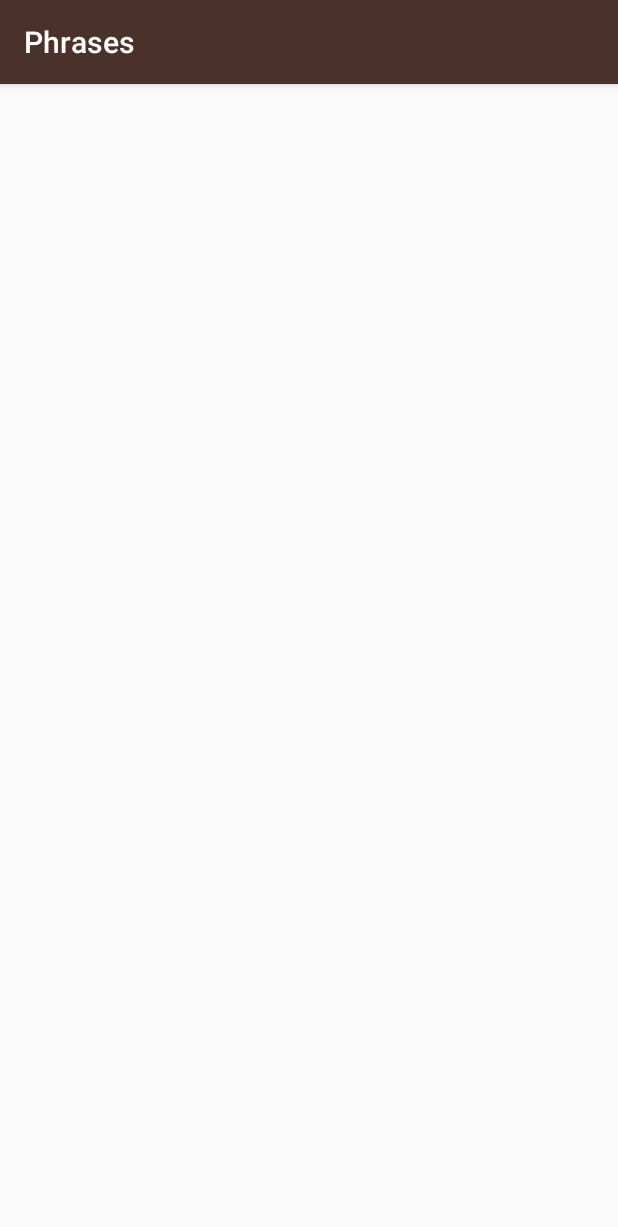
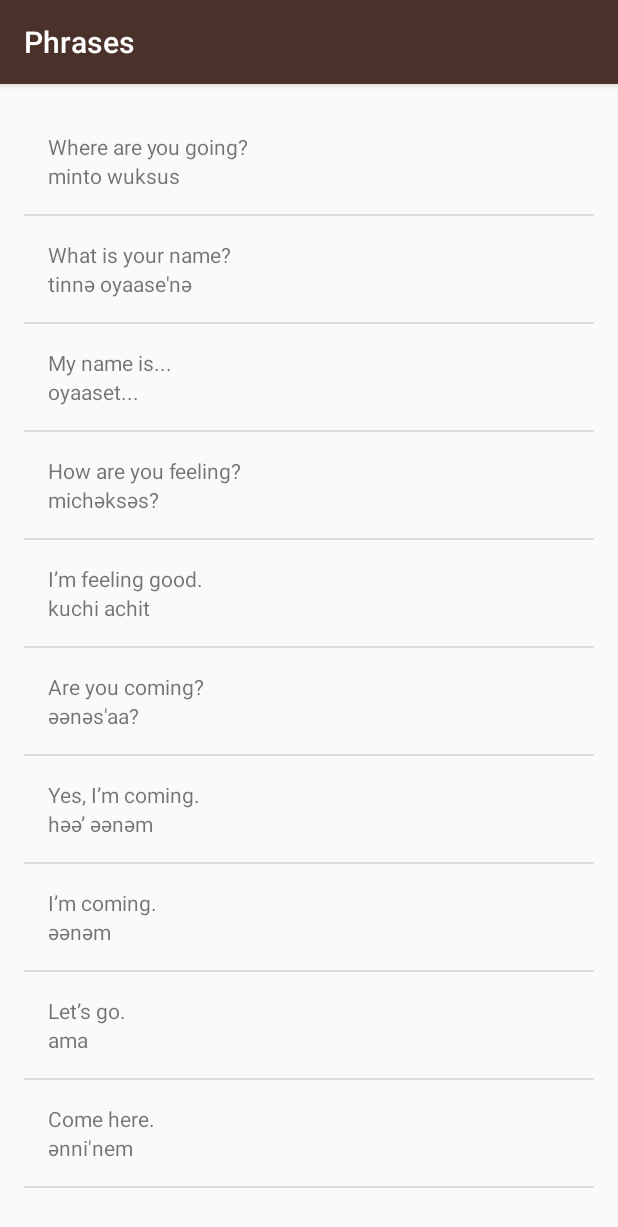
Before and after one commit to AlanFlores58/miwok, an Android app: the PhrasesActivity screen opened directly, with no data from a screen before it, on a phone screen of 412 x 824 dp. Shown: the top 1227 px of the screen. Run offline under Robolectric (Android 15) with nearby library versions, the phone set to English and light mode, and no system bars.

Commit message:
first commit

```diff
--- a/app/src/main/java/com/example/android/miwok/PhrasesActivity.java
+++ b/app/src/main/java/com/example/android/miwok/PhrasesActivity.java
@@ -2,12 +2,32 @@ package com.example.android.miwok;
 
 import android.support.v7.app.AppCompatActivity;
 import android.os.Bundle;
+import android.widget.ListView;
+
+import com.example.android.miwok.adapter.WordAdapter;
+import com.example.android.miwok.model.Word;
+
+import java.util.ArrayList;
 
 public class PhrasesActivity extends AppCompatActivity {
 
     @Override
     protected void onCreate(Bundle savedInstanceState) {
         super.onCreate(savedInstanceState);
-        setContentView(R.layout.activity_phrases);
+        setContentView(R.layout.word_list);
+        ArrayList<Word> word = new ArrayList<Word>();
+        word.add(new Word("Where are you going?","minto wuksus"));
+        word.add(new Word("What is your name?","tinnә oyaase'nә"));
+        word.add(new Word("My name is...","oyaaset..."));
+        word.add(new Word("How are you feeling?","michәksәs?"));
+        word.add(new Word("I’m feeling good.","kuchi achit"));
+        word.add(new Word("Are you coming?","әәnәs'aa?"));
+        word.add(new Word("Yes, I’m coming.","hәә’ әәnәm"));
+        word.add(new Word("I’m coming.","әәnәm"));
+        word.add(new Word("Let’s go.","ama"));
+        word.add(new Word("Come here.","әnni'nem"));
+        WordAdapter itemsAdapter = new WordAdapter(this,word);
+        ListView listView = (ListView) findViewById(R.id.list);
+        listView.setAdapter(itemsAdapter);
     }
 }
--- /dev/null
+++ b/app/src/main/java/com/example/android/miwok/adapter/WordAdapter.java
@@ -0,0 +1,44 @@
+package com.example.android.miwok.adapter;
+
+import android.app.Activity;
+import android.view.LayoutInflater;
+import android.view.View;
+import android.view.ViewGroup;
+import android.widget.ArrayAdapter;
+import android.widget.TextView;
+
+import com.example.android.miwok.R;
+import com.example.android.miwok.model.Word;
+
+import java.util.ArrayList;
+
+/**
+ * Created by alan_flores on 30/08/16.
+ */
+public class WordAdapter extends ArrayAdapter<Word> {
+
+    private static final String LOG_TAG = WordAdapter.class.getSimpleName();
+
+    public WordAdapter(Activity context, ArrayList<Word> words){
+        super(context,0,words);
+    }
+    @Override
+    public View getView(int position, View convertView, ViewGroup parent) {
+
+        View listItemView = convertView;
+        if(listItemView == null){
+            listItemView = LayoutInflater.from(getContext()).inflate(R.layout.list_item,parent,false);
+        }
+
+        Word currentWord = getItem(position);
+
+        TextView text1 = (TextView) listItemView.findViewById(R.id.text1);
+        text1.setText(currentWord.getEnglish());
+
+        TextView text2 = (TextView) listItemView.findViewById(R.id.text2);
+        text2.setText(currentWord.getMiwoz());
+
+
+        return listItemView;
+    }
+}
--- /dev/null
+++ b/app/src/main/java/com/example/android/miwok/model/Word.java
@@ -0,0 +1,33 @@
+package com.example.android.miwok.model;
+
+/**
+ * Created by alan_flores on 30/08/16.
+ */
+public class Word {
+
+
+    private String english;
+    private String miwoz;
+
+    public Word(String english, String miwoz) {
+        this.english = english;
+        this.miwoz = miwoz;
+    }
+
+    public String getEnglish() {
+        return english;
+    }
+
+    public void setEnglish(String english) {
+        this.english = english;
+    }
+
+    public String getMiwoz() {
+        return miwoz;
+    }
+
+    public void setMiwoz(String miwoz) {
+        this.miwoz = miwoz;
+    }
+
+}
--- a/app/src/main/res/layout/activity_phrases.xml
+++ /dev/null
@@ -1,12 +0,0 @@
-<?xml version="1.0" encoding="utf-8"?>
-<RelativeLayout xmlns:android="http://schemas.android.com/apk/res/android"
-    xmlns:tools="http://schemas.android.com/tools"
-    android:layout_width="match_parent"
-    android:layout_height="match_parent"
-    android:paddingBottom="@dimen/activity_vertical_margin"
-    android:paddingLeft="@dimen/activity_horizontal_margin"
-    android:paddingRight="@dimen/activity_horizontal_margin"
-    android:paddingTop="@dimen/activity_vertical_margin"
-    tools:context="com.example.android.miwok.PhrasesActivity">
-
-</RelativeLayout>
--- /dev/null
+++ b/app/src/main/res/layout/list_item.xml
@@ -0,0 +1,21 @@
+<?xml version="1.0" encoding="utf-8"?>
+<LinearLayout xmlns:android="http://schemas.android.com/apk/res/android"
+    android:orientation="vertical"
+    android:layout_width="match_parent"
+    android:layout_height="wrap_content"
+    android:padding="16dp"
+    android:id="@+id/linear"
+    xmlns:tools="http://schemas.android.com/tools">
+
+    <TextView
+        android:layout_width="match_parent"
+        android:layout_height="wrap_content"
+        android:id="@+id/text1"
+        tools:text="lutti"/>
+    <TextView
+        android:layout_width="wrap_content"
+        android:layout_height="match_parent"
+        android:id="@+id/text2"
+        tools:text="one"/>
+
+</LinearLayout>
--- a/app/src/main/res/layout/activity_colors.xml
+++ b/app/src/main/res/layout/word_list.xml
@@ -1,5 +1,5 @@
 <?xml version="1.0" encoding="utf-8"?>
-<RelativeLayout xmlns:android="http://schemas.android.com/apk/res/android"
+<ListView xmlns:android="http://schemas.android.com/apk/res/android"
     xmlns:tools="http://schemas.android.com/tools"
     android:layout_width="match_parent"
     android:layout_height="match_parent"
@@ -7,6 +7,8 @@
     android:paddingLeft="@dimen/activity_horizontal_margin"
     android:paddingRight="@dimen/activity_horizontal_margin"
     android:paddingTop="@dimen/activity_vertical_margin"
-    tools:context="com.example.android.miwok.ColorsActivity">
+    android:id="@+id/list"
+    android:orientation="vertical" >
+    <!--android:numColumns="2"-->
 
-</RelativeLayout>
+</ListView>
```
Also changed, not shown: app/src/main/java/com/example/android/miwok/ColorsActivity.java (+19 -1 lines), app/src/main/java/com/example/android/miwok/FamilyActivity.java (+21 -1 lines), app/src/main/java/com/example/android/miwok/MainActivity.java (+9 -9 lines), app/src/main/java/com/example/android/miwok/NumbersActivity.java (+34 -6 lines), app/src/main/res/layout/activity_family.xml (deleted, +0 -12 lines), app/src/main/res/layout/activity_numbers.xml (deleted, +0 -14 lines).
